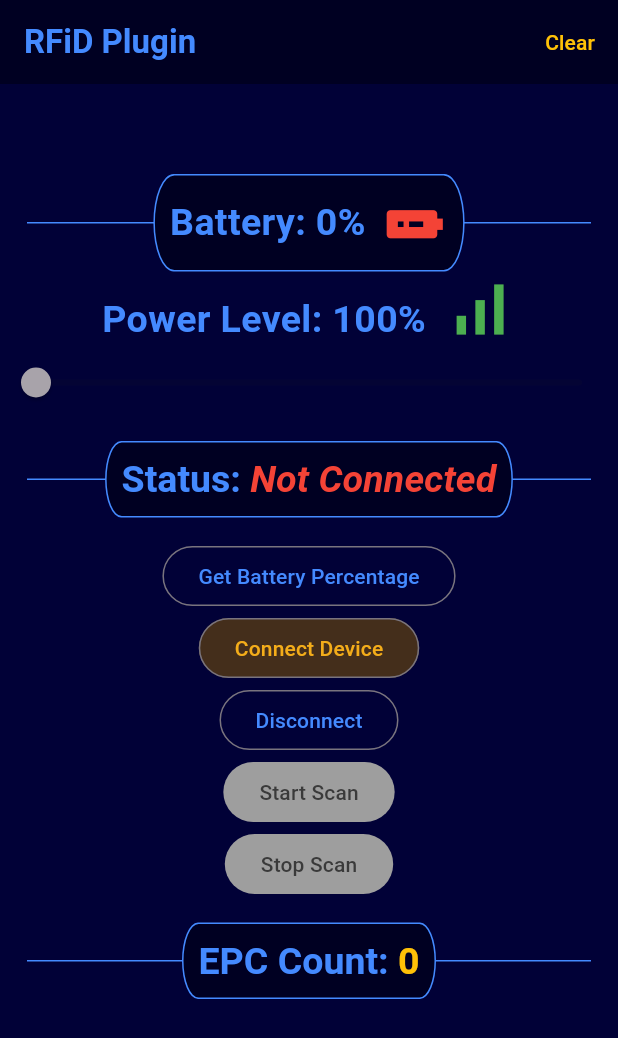
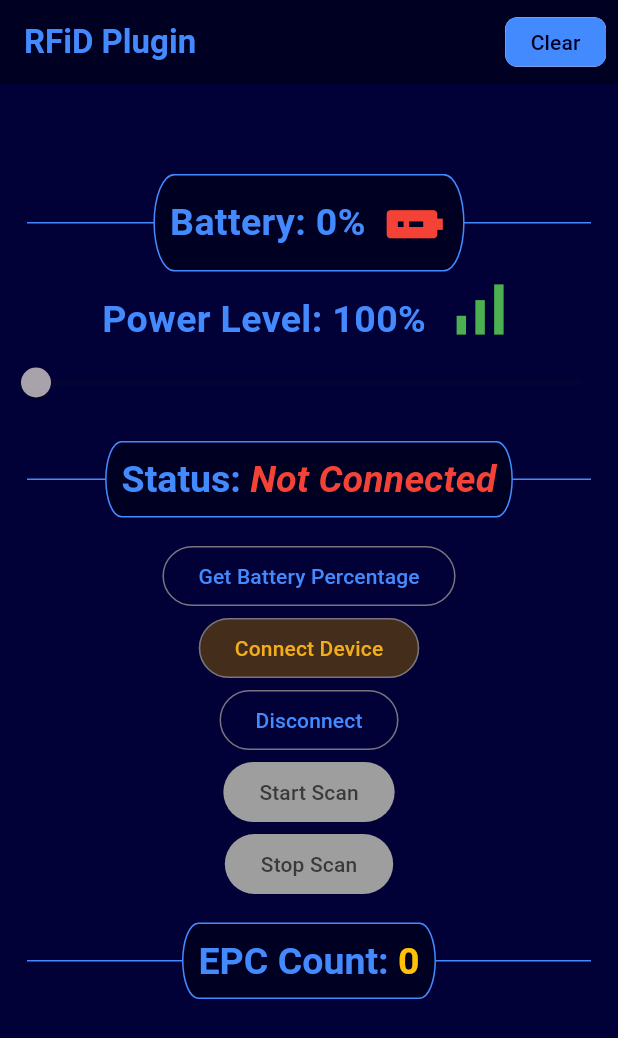
Before and after one commit to JohnneAnnarshie/rfid-plugin, a Flutter app: the screen it shows after launch, on a phone screen of 412 x 824 dp. Shown: the top 1038 px of the screen. Run offline on Flutter 3.47's test engine with Material 3 defaults, Android fonts, the phone set to English and light mode, and no system bars; our stand-ins replace plugin_platform_interface, web.

Commit message:
clear button added

```diff
--- a/example/lib/main.dart
+++ b/example/lib/main.dart
@@ -120,7 +120,11 @@ class _MyAppState extends State<MyApp> {
           backgroundColor:Color(0xFF000022),
           foregroundColor: Colors.blueAccent,
           actions: [
-            TextButton(
+            Padding(
+              padding: const EdgeInsets.only(right: 8.0),
+              child: SizedBox(
+                height: 33,
+                child: InputChip(
                     onPressed: () {
                       setState(() {
                         epcData.clear();
@@ -128,10 +132,19 @@ class _MyAppState extends State<MyApp> {
                         epcCount = 0;
                       }
                       );},
-                style: ButtonStyle(
-                  foregroundColor: WidgetStateProperty.all<Color>(Colors.amber),
+                    side: BorderSide(
+                      color: Colors.transparent,
                     ),
-                child: Text('Clear')
+                    color: WidgetStateProperty.all<Color>(Colors.blueAccent),
+                    visualDensity: VisualDensity.compact,
+                    label: Text(
+                        'Clear',
+                        textAlign: TextAlign.center,
+                        style: TextStyle(color: Color(0xFF000022),
+                        )
+                    )
+                ),
+              ),
             )
           ],
         ),
```
Lines whose indentation alone changed are shown as unchanged.
